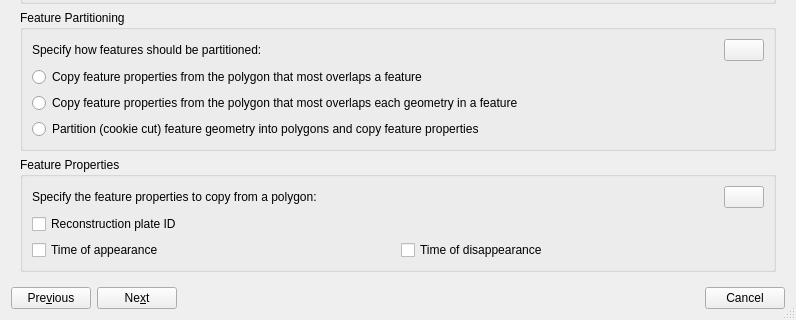
Before: the Qt Designer form src/qt-widgets/AssignReconstructionPlateIdsDialogUi.ui in GPlates/GPlates, drawn with Qt 5; both pictures show x 0 to 796 and y 229 to 549 of the 796 by 549 pixel window.
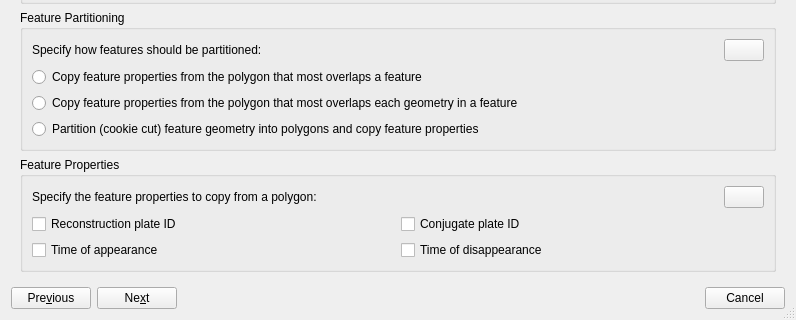
After: the same form once the commit is applied. The open tabs and pages were chosen to show the change. Icons and pictures are not drawn.

Commit message: (trunk) In assign plate IDs dialog, added conjugate plate ID option.

Patch:
```diff
--- a/src/qt-widgets/AssignReconstructionPlateIdsDialogUi.ui
+++ b/src/qt-widgets/AssignReconstructionPlateIdsDialogUi.ui
@@ -620,11 +620,22 @@
            </layout>
           </item>
           <item>
-           <widget class="QCheckBox" name="check_box_assign_plate_id">
+           <layout class="QHBoxLayout" name="horizontalLayout_7">
+            <item>
+             <widget class="QCheckBox" name="check_box_assign_reconstruction_plate_id">
             <property name="text">
              <string>Reconstruction plate ID</string>
             </property>
            </widget>
+            </item>
+            <item>
+             <widget class="QCheckBox" name="check_box_assign_conjugate_plate_id">
+              <property name="text">
+               <string>Conjugate plate ID</string>
+              </property>
+             </widget>
+            </item>
+           </layout>
           </item>
           <item>
            <layout class="QHBoxLayout" name="horizontalLayout_8">
```
Lines whose indentation alone changed are shown as unchanged. The commit also changes 5 other files.
